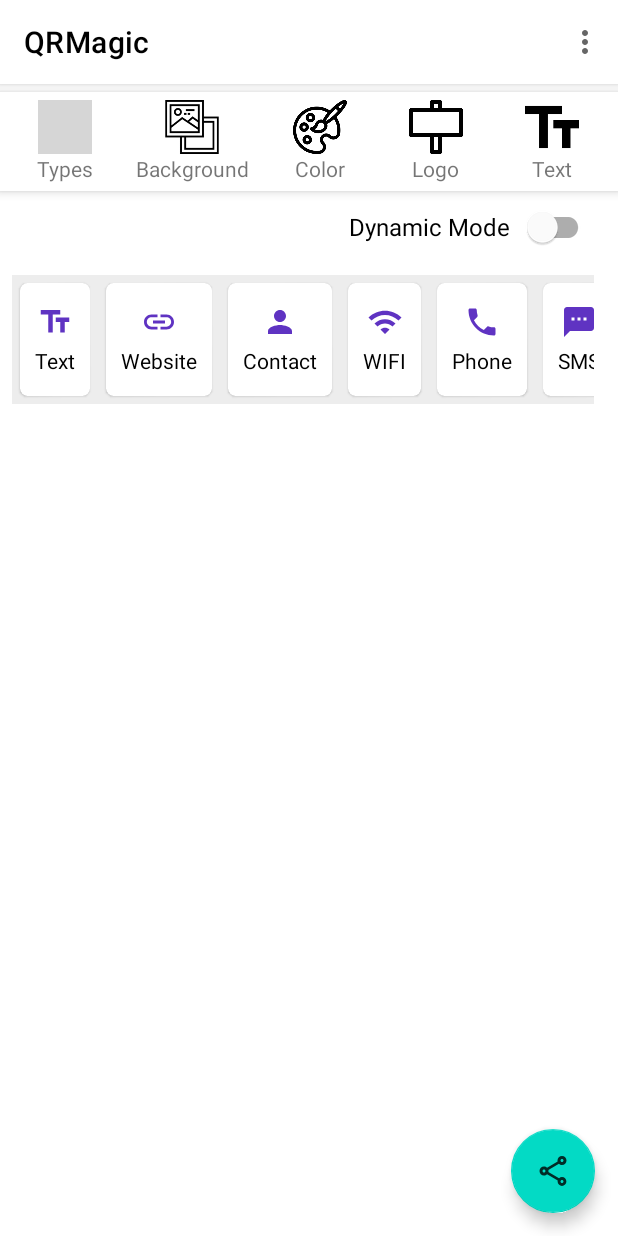
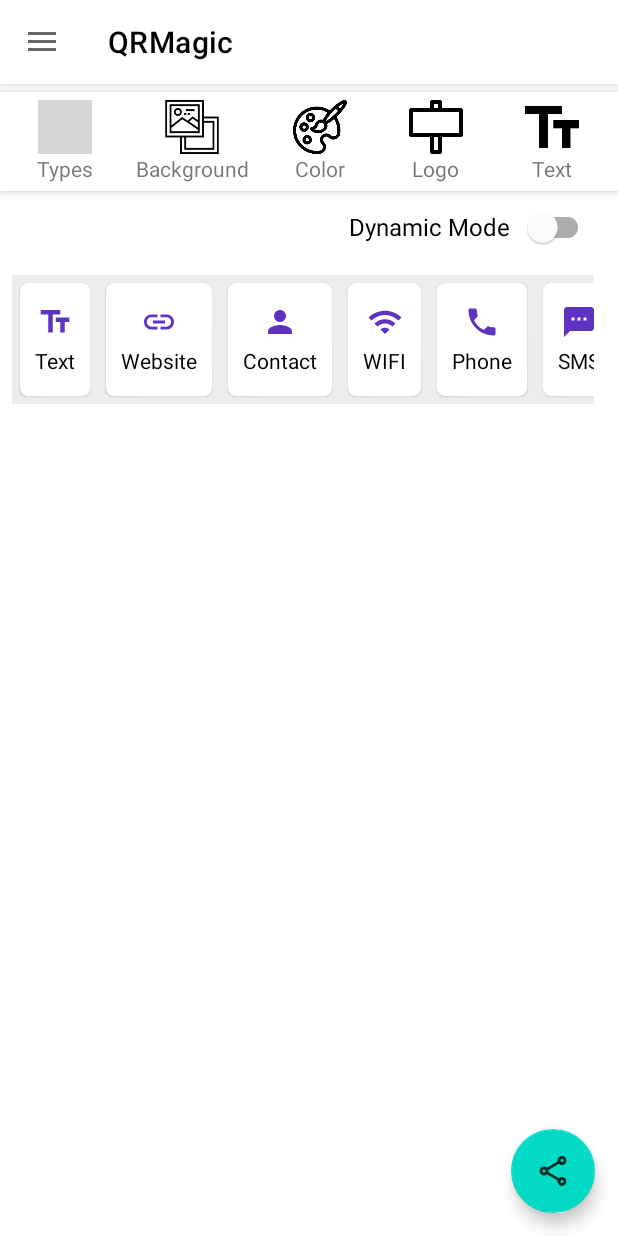
Before and after one commit to bosdroid/QRcodeapp, an Android app: the screen it shows after launch (MainActivity), after a tap on "Types", on a phone screen of 412 x 824 dp. Run offline under Robolectric (Android 15) with nearby library versions, the phone set to English and light mode, and no system bars; our stand-ins replace Firebase (no records; nobody signed in at launch, a user with empty details on screens opened directly), Room's generated code; libraries missing offline, so code that uses them is left out: com.downloader, com.downloader.request, com.github.sumimakito.awesomeqr; pictures from the network do not load; 13 statements that could not run were skipped; grey boxes are pictures that could not be loaded.

Commit message:
added navigation drawer and banner size fixed

```diff
--- a/app/src/main/java/com/expert/qrgenerator/view/activities/MainActivity.kt
+++ b/app/src/main/java/com/expert/qrgenerator/view/activities/MainActivity.kt
@@ -10,19 +10,20 @@ import android.os.StrictMode
 import android.text.Editable
 import android.text.TextUtils
 import android.text.TextWatcher
-import android.util.Log
 import android.view.LayoutInflater
-import android.view.Menu
 import android.view.MenuItem
 import android.view.View
 import android.widget.LinearLayout
 import android.widget.RelativeLayout
 import android.widget.Toast
 import androidx.activity.result.contract.ActivityResultContracts
+import androidx.appcompat.app.ActionBarDrawerToggle
 import androidx.appcompat.app.AlertDialog
 import androidx.appcompat.widget.AppCompatImageView
 import androidx.appcompat.widget.Toolbar
 import androidx.core.content.ContextCompat
+import androidx.core.view.GravityCompat
+import androidx.drawerlayout.widget.DrawerLayout
 import androidx.lifecycle.Observer
 import androidx.lifecycle.ViewModelProvider
 import androidx.lifecycle.ViewModelProviders
@@ -44,15 +45,19 @@ import com.expert.qrgenerator.viewmodelfactory.ViewModelFactory
 import com.google.android.material.button.MaterialButton
 import com.google.android.material.dialog.MaterialAlertDialogBuilder
 import com.google.android.material.floatingactionbutton.FloatingActionButton
+import com.google.android.material.navigation.NavigationView
 import com.google.android.material.switchmaterial.SwitchMaterial
 import com.google.android.material.textfield.TextInputEditText
 import com.google.android.material.textview.MaterialTextView
 
 
-class MainActivity : BaseActivity(), View.OnClickListener, OnCompleteAction {
+class MainActivity : BaseActivity(), View.OnClickListener, OnCompleteAction,
+    NavigationView.OnNavigationItemSelectedListener {
 
     private lateinit var context: Context
     private lateinit var toolbar: Toolbar
+    private lateinit var mDrawer: DrawerLayout
+    private lateinit var mNavigation: NavigationView
     private lateinit var secondaryInputBoxView: TextInputEditText
     private lateinit var typesBtn: LinearLayout
     private lateinit var colorBtn: LinearLayout
@@ -91,11 +96,11 @@ class MainActivity : BaseActivity(), View.OnClickListener, OnCompleteAction {
     private var bAlert: AlertDialog? = null
     private var lAlert: AlertDialog? = null
     private var isBackgroundSet: Boolean = false
-    private lateinit var appViewModel:AppViewModel
+    private lateinit var appViewModel: AppViewModel
 
 
-    companion object{
-        var isDynamicActive:Boolean = false
+    companion object {
+        var isDynamicActive: Boolean = false
     }
 
 
@@ -131,6 +136,8 @@ class MainActivity : BaseActivity(), View.OnClickListener, OnCompleteAction {
         ).get(AppViewModel::class.java)
 
         toolbar = findViewById(R.id.toolbar)
+        mDrawer = findViewById(R.id.drawer)
+        mNavigation = findViewById(R.id.navigation)
         secondaryInputBoxView = findViewById(R.id.secondary_input_text_box)
         backgroundImageBtn = findViewById(R.id.background_btn)
         backgroundImageBtn.setOnClickListener(this)
@@ -203,6 +210,11 @@ class MainActivity : BaseActivity(), View.OnClickListener, OnCompleteAction {
         setSupportActionBar(toolbar)
         supportActionBar!!.title = getString(R.string.app_name)
         toolbar.setTitleTextColor(ContextCompat.getColor(context, R.color.black))
+
+        val toggle = ActionBarDrawerToggle(this, mDrawer, toolbar, 0, 0)
+        mDrawer.addDrawerListener(toggle)
+        toggle.syncState()
+        mNavigation.setNavigationItemSelectedListener(this)
     }
 
     // THIS FUNCTION WILL HANDLE ALL THE VIEWS CLICK LISTENER
@@ -336,11 +348,10 @@ class MainActivity : BaseActivity(), View.OnClickListener, OnCompleteAction {
         typesAdapter.setOnItemClickListener(object : TypesAdapter.OnItemClickListener {
             override fun onItemClick(position: Int) {
                 val qrType = qrTypeList[position]
-                if (position == 8){
-                    val intent = Intent(context,CouponQrActivity::class.java)
+                if (position == 8) {
+                    val intent = Intent(context, CouponQrActivity::class.java)
                     couponResultLauncher.launch(intent)
-                }
-                else{
+                } else {
                     Constants.getLayout(context, position)
                 }
 
@@ -349,13 +360,17 @@ class MainActivity : BaseActivity(), View.OnClickListener, OnCompleteAction {
     }
 
     // THIS COUPON RESULT LAUNCHER WILL HANDLE AFTER CREATING COUPON QR WITH API
-    private var couponResultLauncher = registerForActivityResult(ActivityResultContracts.StartActivityForResult()) { result ->
+    private var couponResultLauncher =
+        registerForActivityResult(ActivityResultContracts.StartActivityForResult()) { result ->
             if (result.resultCode == Activity.RESULT_OK) {
                 // There are no request codes
                 val data: Intent? = result.data
-            if (data!!.hasExtra("COUPON_URL")){
-                onTypeSelected(data.getStringExtra("COUPON_URL")!!,0)
-                showAlert(context,"Coupon QR template generated successfully and encoded in QR Image!")
+                if (data!!.hasExtra("COUPON_URL")) {
+                    onTypeSelected(data.getStringExtra("COUPON_URL")!!, 0)
+                    showAlert(
+                        context,
+                        "Coupon QR template generated successfully and encoded in QR Image!"
+                    )
                 }
             }
         }
@@ -743,10 +758,9 @@ class MainActivity : BaseActivity(), View.OnClickListener, OnCompleteAction {
     }
 
     // THIS METHOD WILL CALL AFTER SELECT THE QR TYPE WITH INPUT DATA
-    override fun onTypeSelected(data: String,position:Int) {
+    override fun onTypeSelected(data: String, position: Int) {
         var url = ""
-        if (isDynamicActive && position == 1)
-        {
+        if (isDynamicActive && position == 1) {
 
             val hashMap = hashMapOf<String, String>()
             hashMap["login"] = "sattar"
@@ -755,13 +769,13 @@ class MainActivity : BaseActivity(), View.OnClickListener, OnCompleteAction {
             hashMap["userType"] = "free"
 
             startLoading(context)
-            viewModel.createDynamicQrCode(context,hashMap)
+            viewModel.createDynamicQrCode(context, hashMap)
             viewModel.getDynamicQrCode().observe(this, Observer { response ->
                 dismiss()
-                if (response != null){
+                if (response != null) {
                     url = response.get("generatedUrl").asString
                     url = if (url.contains(":8990")) {
-                        url.replace(":8990","")
+                        url.replace(":8990", "")
                     } else {
                         url
                     }
@@ -783,14 +797,11 @@ class MainActivity : BaseActivity(), View.OnClickListener, OnCompleteAction {
                     qrGeneratedImage.setImageBitmap(qrImage)
 
                     appViewModel.insert(qrEntity)
-                }
-                else{
-                    showAlert(context,"Something went wrong, please try again!")
+                } else {
+                    showAlert(context, "Something went wrong, please try again!")
                 }
             })
-        }
-        else
-        {
+        } else {
             encodedTextData = data
             qrImage = QRGenerator.generatorQRImage(
                 context,
@@ -805,26 +816,46 @@ class MainActivity : BaseActivity(), View.OnClickListener, OnCompleteAction {
 
     }
 
-    override fun onCreateOptionsMenu(menu: Menu?): Boolean {
-        menuInflater.inflate(R.menu.main_menu, menu)
+//    override fun onCreateOptionsMenu(menu: Menu?): Boolean {
+//        menuInflater.inflate(R.menu.main_menu, menu)
+//        return true
+//    }
+//
+//    override fun onOptionsItemSelected(item: MenuItem): Boolean {
+//        return when (item.itemId) {
+//            R.id.barcode_history -> {
+//                startActivity(Intent(context, BarcodeHistoryActivity::class.java))
+//                true
+//            }
+//            R.id.dynamic_qr -> {
+//                startActivity(Intent(context, DynamicQrActivity::class.java))
+//                true
+//            }
+//            else -> {
+//                super.onOptionsItemSelected(item)
+//            }
+//        }
+//
+//    }
+
+    override fun onNavigationItemSelected(item: MenuItem): Boolean {
+        when (item.itemId) {
+            R.id.barcode_history -> {
+                startActivity(Intent(context, BarcodeHistoryActivity::class.java))
+            }
+            else -> {
+            }
+        }
+        mDrawer.closeDrawer(GravityCompat.START)
         return true
     }
 
-    override fun onOptionsItemSelected(item: MenuItem): Boolean {
-        return when (item.itemId) {
-            R.id.barcode_history -> {
-                startActivity(Intent(context,BarcodeHistoryActivity::class.java))
-                true
-            }
-            R.id.dynamic_qr -> {
-                startActivity(Intent(context,DynamicQrActivity::class.java))
-                true
-            }
-            else -> {
-                super.onOptionsItemSelected(item)
+    override fun onBackPressed() {
+        if (mDrawer.isDrawerOpen(GravityCompat.START)) {
+            mDrawer.closeDrawer(GravityCompat.START)
+        } else {
+            super.onBackPressed()
         }
     }
 
 }
-
-}
--- a/app/src/main/res/layout/activity_main.xml
+++ b/app/src/main/res/layout/activity_main.xml
@@ -1,11 +1,22 @@
 <?xml version="1.0" encoding="utf-8"?>
-<androidx.constraintlayout.widget.ConstraintLayout xmlns:android="http://schemas.android.com/apk/res/android"
+<androidx.drawerlayout.widget.DrawerLayout xmlns:android="http://schemas.android.com/apk/res/android"
     xmlns:tools="http://schemas.android.com/tools"
     android:layout_width="match_parent"
     android:layout_height="match_parent"
+    xmlns:app="http://schemas.android.com/apk/res-auto"
+    android:id="@+id/drawer"
     tools:context=".view.activities.MainActivity">
 
 
     <include layout="@layout/content_main"/>
 
-</androidx.constraintlayout.widget.ConstraintLayout>
+    <com.google.android.material.navigation.NavigationView
+        android:id="@+id/navigation"
+        android:layout_width="wrap_content"
+        android:layout_height="match_parent"
+        android:layout_gravity="start"
+        android:fitsSystemWindows="true"
+        app:headerLayout="@layout/nav_header"
+        app:menu="@menu/nav_menu"/>
+
+</androidx.drawerlayout.widget.DrawerLayout>
--- a/app/src/main/res/layout/coupon_qr_main_contents.xml
+++ b/app/src/main/res/layout/coupon_qr_main_contents.xml
@@ -194,7 +194,7 @@
                     <androidx.appcompat.widget.AppCompatImageView
                         android:id="@+id/coupon_sale_image"
                         android:layout_width="match_parent"
-                        android:layout_height="150dp"
+                        android:layout_height="wrap_content"
                         android:scaleType="fitXY"
                         android:adjustViewBounds="true"
                         android:src="@drawable/placeholder"
@@ -600,7 +600,7 @@
                     android:layout_height="wrap_content"
                     android:layout_marginTop="@dimen/defaultDpMargin"
                     android:text="This screen the user will see after scan qr code"
-                    android:textColor="@color/white"
+                    android:textColor="@color/black"
                     android:textSize="@dimen/smallText"
                     android:textStyle="bold"
                     />
--- /dev/null
+++ b/app/src/main/res/menu/nav_menu.xml
@@ -0,0 +1,9 @@
+<?xml version="1.0" encoding="utf-8"?>
+<menu xmlns:android="http://schemas.android.com/apk/res/android"
+    xmlns:app="http://schemas.android.com/apk/res-auto">
+    <item
+        android:title="Barcode History"
+        android:id="@+id/barcode_history"
+        app:showAsAction="never"
+        />
+</menu>
```
Also changed, not shown: app/src/main/res/layout/nav_header.xml (added, +9 -0 lines), app/src/main/res/drawable/placeholder.png. Lines whose indentation alone changed are shown as unchanged.
